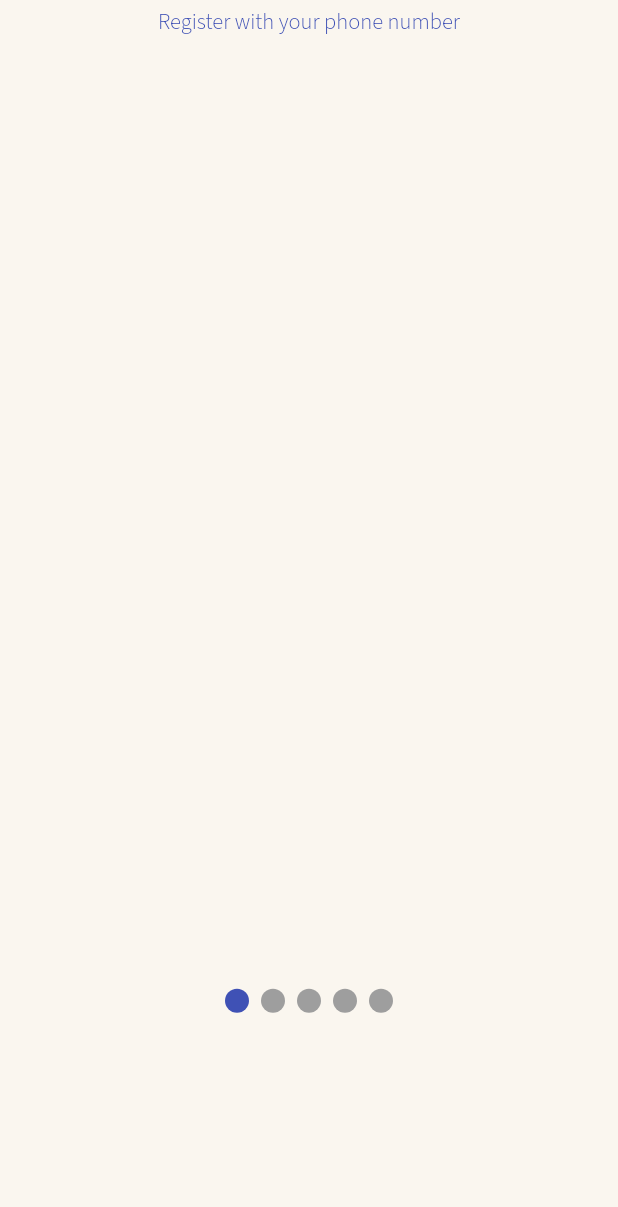
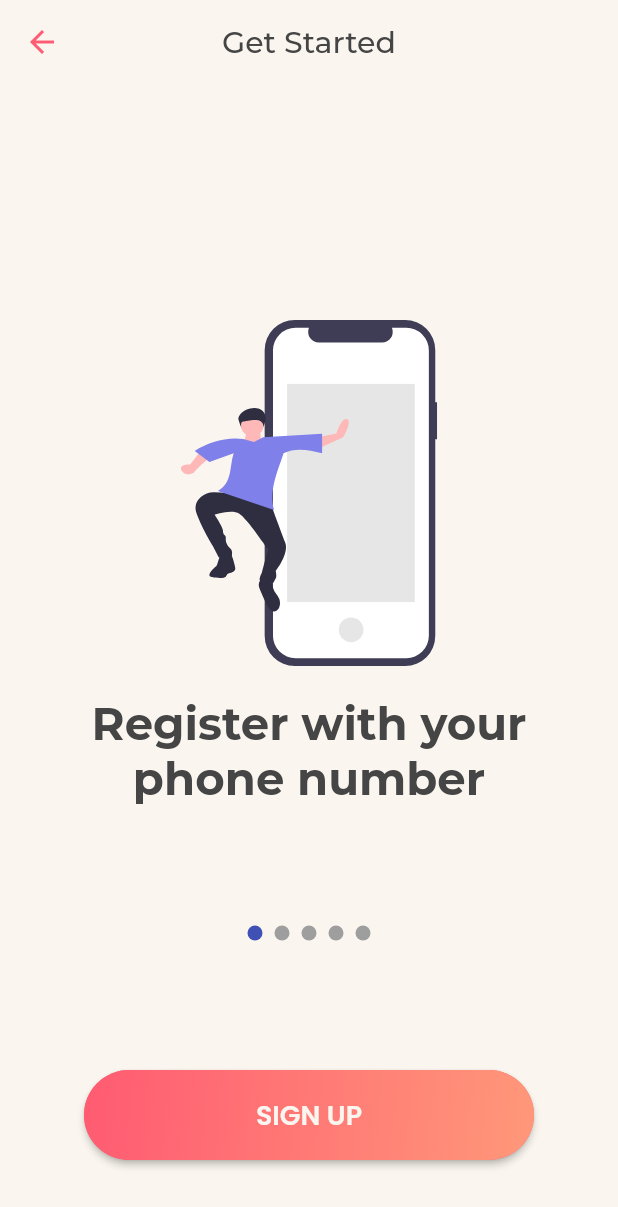
Before and after one commit to cyberwizard1001/events_app, a Flutter app: the screen it shows after launch, after a tap on "GET STARTED", on a phone screen of 412 x 824 dp. Shown: the top 1207 px of the screen. Run offline on Flutter 3.47's test engine with Material 2 defaults, Android fonts, the phone set to English and light mode, and no system bars; drawn by our look-alikes of smooth_page_indicator; our stand-ins replace auto_size_text, flutter_svg, google_fonts, responsive_sizer.

Commit message:
Completed features.dart

```diff
--- a/lib/screens/features.dart
+++ b/lib/screens/features.dart
@@ -1,8 +1,11 @@
+import 'package:events_app/screens/sign_up.dart';
+import 'package:events_app/utils/colors.dart' as colors;
+import 'package:events_app/widgets/appbar_back_button.dart';
 import 'package:events_app/widgets/gradient_button.dart';
 import 'package:flutter/material.dart';
+import 'package:flutter_svg/flutter_svg.dart';
 import 'package:google_fonts/google_fonts.dart';
 import 'package:smooth_page_indicator/smooth_page_indicator.dart';
-import 'package:events_app/utils/colors.dart' as colors;
 
 class FeaturesPage extends StatefulWidget {
   const FeaturesPage({Key? key}) : super(key: key);
@@ -12,9 +15,23 @@ class FeaturesPage extends StatefulWidget {
 }
 
 class _FeaturesPageState extends State<FeaturesPage> {
-  final controller = PageController(viewportFraction: 0.8, keepPage: true);
+  final controller = PageController(viewportFraction: 1.0, keepPage: true);
 
-  var text = ['Register with your phone number','View events','RSVP to events','Star your favorites','Get notified of updates'];
+  var text = [
+    'Register with your phone number',
+    'View events',
+    'RSVP to events',
+    'Star your favorites',
+    'Get notified of updates'
+  ];
+
+  var image_location = [
+    'assets/svg/register.svg',
+    'assets/svg/view_events.svg',
+    'assets/svg/rsvp_events.svg',
+    'assets/svg/star_events.svg',
+    'assets/svg/update_events.svg',
+  ];
 
   @override
   Widget build(BuildContext context) {
@@ -23,32 +40,52 @@ class _FeaturesPageState extends State<FeaturesPage> {
       (index) => Container(
         decoration: BoxDecoration(
           borderRadius: BorderRadius.circular(16),
-            color: colors.scaffoldColor.withAlpha(5),
+          color: colors.scaffoldColor,
         ),
-          margin: EdgeInsets.symmetric(horizontal: 10, vertical: 4),
-          child: Container(
-            height: MediaQuery.of(context).size.height*0.6,
-            child: Center(
+        margin: const EdgeInsets.only(top: 40, left: 10, right: 10),
+        child: Padding(
+            padding: const EdgeInsets.only(bottom: 20),
             child: Column(
+              mainAxisAlignment: MainAxisAlignment.center,
               children: [
-                    Text(
+                Expanded(
+                  flex: 2,
+                  child: Container(),
+                ),
+                Expanded(
+                  flex: 7,
+                  child: Padding(
+                    padding: const EdgeInsets.symmetric(vertical: 20.0),
+                    child: SvgPicture.asset(
+                      image_location[index],
+                    ),
+                  ),
+                ),
+                Expanded(
+                  flex: 2,
+                  child: Text(
                     text[index],
-                      style: TextStyle(color: Colors.indigo),
+                    textAlign: TextAlign.center,
+                    style: GoogleFonts.montserrat(
+                        fontSize: 30,
+                        fontWeight: FontWeight.w700,
+                        color: colors.primaryTextColor),
                   ),
-                    if(index==5)
-                      GradientButton(onPressed: (){}, title: 'SIGN UP')
+                ),
               ],
             )),
       ),
-        ));
+    );
     return Scaffold(
-      body: SingleChildScrollView(
+      appBar: const AppBarBackButton('Get Started'),
+      body: Padding(
+        padding: const EdgeInsets.all(20.0),
         child: Column(
           crossAxisAlignment: CrossAxisAlignment.center,
-            mainAxisAlignment: MainAxisAlignment.spaceAround,
+          mainAxisAlignment: MainAxisAlignment.center,
           children: <Widget>[
-              SizedBox(
-                height: MediaQuery.of(context).size.height*0.8,
+            Expanded(
+              flex: 4,
               child: PageView.builder(
                 controller: controller,
                 // itemCount: pages.length,
@@ -57,18 +94,29 @@ class _FeaturesPageState extends State<FeaturesPage> {
                 },
               ),
             ),
-              Container(
+            Expanded(
+              flex: 1,
               child: SmoothPageIndicator(
                 controller: controller,
                 count: pages.length,
-                  effect: JumpingDotEffect(
-                    dotHeight: 16,
-                    dotWidth: 16,
+                effect: const JumpingDotEffect(
+                  dotHeight: 10,
+                  dotWidth: 10,
                   jumpScale: .7,
                   verticalOffset: 15,
                 ),
               ),
             ),
+            Expanded(
+                child: UnconstrainedBox(
+                    child: GradientButton(
+                        onPressed: () {
+                          Navigator.pushReplacement(
+                              context,
+                              MaterialPageRoute(
+                                  builder: (context) => const SignUpWidget()));
+                        },
+                        title: 'SIGN UP')))
           ],
         ),
       ),
--- a/lib/screens/get_started.dart
+++ b/lib/screens/get_started.dart
@@ -36,21 +36,39 @@ class GetStarted extends StatelessWidget {
               ),
               GradientButton(
                 onPressed: () {
-                  Navigator.push(context, MaterialPageRoute(builder: (context) => FeaturesPage()));
+                  Navigator.push(context, MaterialPageRoute(builder: (context) => const FeaturesPage()));
                 },
                 title: 'GET STARTED',
               ),
               Padding(
                   padding: const EdgeInsets.symmetric(vertical: 20.0),
-                  child: GradientButton(
+                  child: ElevatedButton(
+                      style: ElevatedButton.styleFrom(
+                        primary: colors.whiteColor,
+                        shape: RoundedRectangleBorder(
+                            borderRadius: BorderRadius.circular(80.0)),
+                        padding: const EdgeInsets.all(0.0),
+                      ),
                       onPressed: () {
                         Navigator.push(
                             context,
                             MaterialPageRoute(
                                 builder: (context) => const SignInWidget()));
                       },
-                      title: 'LOGIN',
-                      )),
+                      child: Container(
+                          constraints: const BoxConstraints(
+                              maxWidth: 300.0, minHeight: 60),
+                          alignment: Alignment.center,
+                          child: Padding(
+                            padding: const EdgeInsets.all(8.0),
+                            child: Text(
+                              'SIGN IN',
+                              style: GoogleFonts.poppins(
+                                  fontSize: 18,
+                                  color: colors.tertiaryTextColor,
+                                  fontWeight: FontWeight.w600),
+                            ),
+                          )))),
               Row(
                 mainAxisAlignment: MainAxisAlignment.center,
                 crossAxisAlignment: CrossAxisAlignment.center,
```
Also changed, not shown: lib/screens/sign_in.dart (+3 -32 lines), lib/screens/sign_up.dart (+4 -33 lines), assets/svg/register.svg (added), assets/svg/rsvp_events.svg (added), assets/svg/star_events.svg (added), assets/svg/update_events.svg (added), assets/svg/view_events.svg (added). Lines whose indentation alone changed are shown as unchanged.
